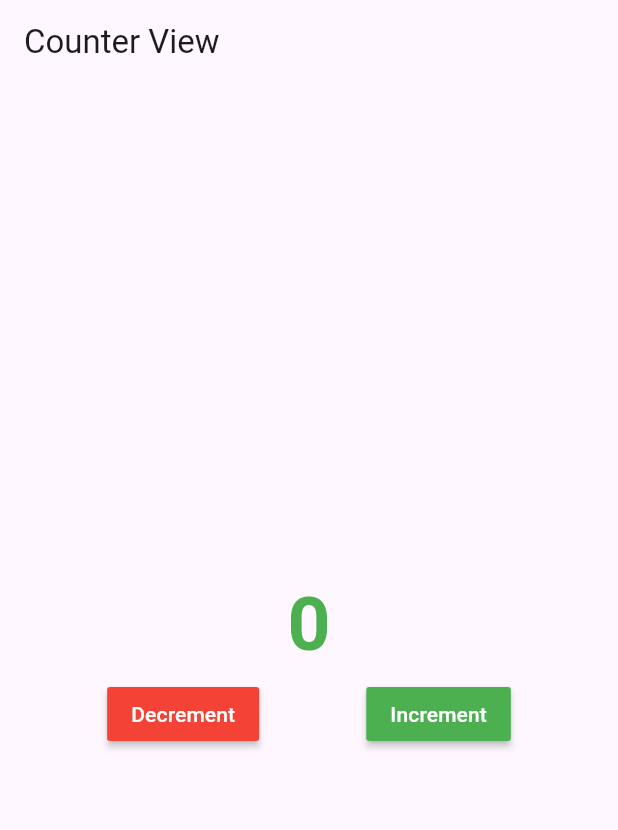
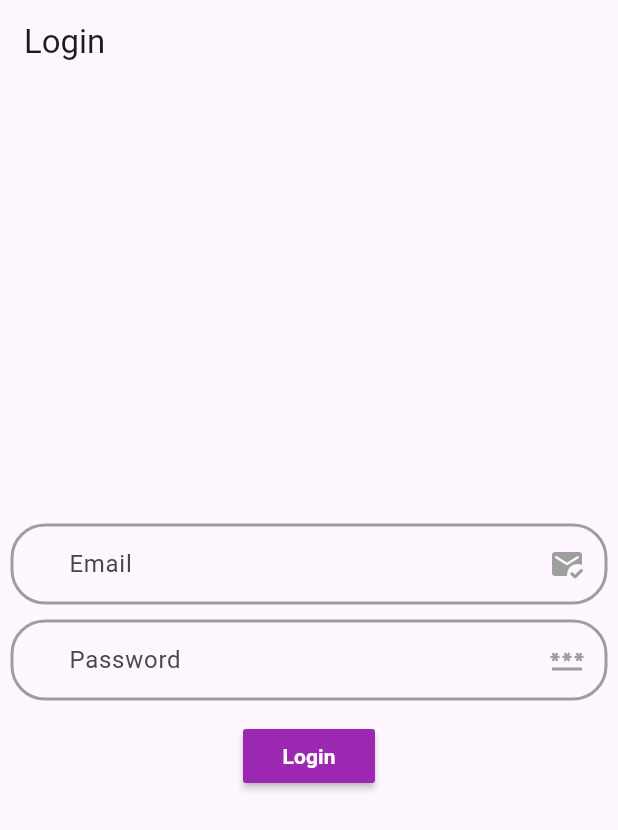
Before and after one commit to master-abhay/Bloc-Tutorial, a Flutter app: the screen it shows after launch, on a phone screen of 412 x 824 dp. Shown: the top 830 px of the screen. Run offline on Flutter 3.47's test engine with Material 3 defaults, Android fonts, the light colour scheme and no system bars; our stand-ins replace bloc, dio, equatable, flutter_bloc, google_fonts, image_picker and 1 more.

Commit message:
login view done

```diff
--- a/lib/bloc/favourite_items/favourite_items_bloc.dart
+++ b/lib/bloc/favourite_items/favourite_items_bloc.dart
@@ -23,7 +23,7 @@ class FavouriteItemsBloc extends Bloc<FavouriteItemsEvent, FavouriteItemsState>
   /// fetch list of items
   void _fetchFavouriteItems(FetchFavouriteItemsEvent event, Emitter<FavouriteItemsState> emit) async{
     favItems = await repository.fetchFavouriteItems();
-    emit(state.copyWith(favItems:  List.from(favItems),apiStatus: ApiStatus.completed,));
+    emit(state.copyWith(favItems:  List.from(favItems),apiStatus: ApiStatus.success,));
   }
 
   /// mark item as favourite
--- /dev/null
+++ b/lib/bloc/login/login_bloc.dart
@@ -0,0 +1,13 @@
+import 'package:bloc/bloc.dart';
+import "package:meta/meta.dart";
+
+part 'login_event.dart';
+part 'login_state.dart';
+
+class LoginBloc extends Bloc<LoginEvent, LoginState> {
+  LoginBloc() : super(LoginInitial()) {
+    on<LoginEvent>((event, emit) {
+      // TODO: implement event handler
+    });
+  }
+}
--- /dev/null
+++ b/lib/bloc/login/login_event.dart
@@ -0,0 +1,4 @@
+part of 'login_bloc.dart';
+
+@immutable
+sealed class LoginEvent {}
--- /dev/null
+++ b/lib/bloc/login/login_state.dart
@@ -0,0 +1,6 @@
+part of 'login_bloc.dart';
+
+@immutable
+sealed class LoginState {}
+
+final class LoginInitial extends LoginState {}
--- a/lib/bloc/posts_(API_s)/posts_bloc.dart
+++ b/lib/bloc/posts_(API_s)/posts_bloc.dart
@@ -19,7 +19,7 @@ class PostsBloc extends Bloc<PostsEvent, PostsState> {
   /// fetch posts
   _getPosts(GetPostsEvent event, Emitter<PostsState> emit)async{
     try{
-     emit(state.copyWith(apiStatus: ApiStatus.completed,message: "Success",postsList:  await repository.getPosts(),),);
+     emit(state.copyWith(apiStatus: ApiStatus.success,message: "Success",postsList:  await repository.getPosts(),),);
     }
     catch(e){
       emit(state.copyWith(apiStatus: ApiStatus.error,message: e.toString(),),);
--- /dev/null
+++ b/lib/core/components/input_borders_hub/input_borders_hub.dart
@@ -0,0 +1,14 @@
+import 'package:flutter/material.dart';
+
+import '../../constants/app_dimensions.dart';
+
+class InputBorderHub {
+  static outlinedInputBorder({Color? borderColor}) => OutlineInputBorder(
+        borderRadius: hugeBorderRadius,
+        borderSide: BorderSide(
+          color: borderColor ?? Colors.grey,
+          width: 2,
+          strokeAlign: 2,
+        ),
+      );
+}
--- /dev/null
+++ b/lib/core/components/text_fields/custom_text_field.dart
@@ -0,0 +1,80 @@
+import 'package:flutter/material.dart';
+import 'package:google_fonts/google_fonts.dart';
+
+import '../../constants/app_dimensions.dart';
+import '../input_borders_hub/input_borders_hub.dart';
+
+class CustomTextField extends StatelessWidget {
+  final TextEditingController controller;
+  final FocusNode focusNode;
+  final FocusNode? nextFocusNode;
+  final IconData? icon;
+  final String? labelText;
+  final String? hintText;
+  final VoidCallback? onTap;
+  final Function(String string)? onChanged;
+  final Function(String string)? onSaved;
+  final VoidCallback? onEditingComplete;
+  final Function(PointerUpEvent pointerUpEvent)? onTapUpOutside;
+  final bool? obscureText;
+  final String? Function(String? string)? validator;
+
+  const CustomTextField({
+    super.key,
+    required this.controller,
+    required this.focusNode,
+    this.nextFocusNode,
+    this.icon,
+    this.labelText,
+    this.hintText,
+    this.onTap,
+    this.onChanged,
+    this.onSaved,
+    this.onEditingComplete,
+    this.onTapUpOutside,
+    this.obscureText,
+    this.validator,
+  });
+
+  @override
+  Widget build(BuildContext context) {
+    return TextFormField(
+      controller: controller,
+      focusNode: focusNode,
+      onTap: onTap,
+      onTapOutside: (pointerDownEvent) => focusNode.unfocus(),
+      onFieldSubmitted: (string) => FocusScope.of(context).requestFocus(nextFocusNode),
+      onChanged: onChanged,
+      onEditingComplete: onEditingComplete,
+      onTapUpOutside: onTapUpOutside,
+      keyboardType: TextInputType.text,
+      cursorColor: Colors.grey,
+      cursorWidth: 1.25,
+      obscureText: obscureText ?? false,
+      validator: validator,
+      decoration: InputDecoration(
+        labelText: labelText ?? "Label",
+        floatingLabelStyle: GoogleFonts.inter(
+          color: Colors.black,
+          fontSize: 12,
+          fontWeight: FontWeight.normal,
+        ),
+        alignLabelWithHint: true,
+        contentPadding: const EdgeInsets.symmetric(
+          horizontal: extraLarge,
+        ),
+        hintText: hintText ?? "Enter hint",
+        suffixIcon: icon != null ?   Icon(
+         icon ??  Icons.emoji_emotions,
+          color: Colors.grey,
+        ) : null ,
+        border: InputBorderHub.outlinedInputBorder(),
+        errorBorder: InputBorderHub.outlinedInputBorder(borderColor: Colors.red),
+        focusedBorder: InputBorderHub.outlinedInputBorder(),
+        focusedErrorBorder: InputBorderHub.outlinedInputBorder(),
+        disabledBorder: InputBorderHub.outlinedInputBorder(),
+        enabledBorder: InputBorderHub.outlinedInputBorder(),
+      ),
+    );
+  }
+}
--- a/lib/core/constants/enum.dart
+++ b/lib/core/constants/enum.dart
@@ -1,2 +1,2 @@
 
-enum ApiStatus{loading,completed,error}
+enum ApiStatus{initial,loading,success,error}
--- a/lib/main.dart
+++ b/lib/main.dart
@@ -8,6 +8,7 @@ import 'package:bloc_tutorial/repository/repository.dart';
 import 'package:bloc_tutorial/ui/counter_example/counter_view.dart';
 import 'package:bloc_tutorial/ui/favourite_items_example/favourite_items_view.dart';
 import 'package:bloc_tutorial/ui/image_picker_example/image_picker_view.dart';
+import 'package:bloc_tutorial/ui/login/login_view.dart';
 import 'package:bloc_tutorial/ui/posts_(API_s)_example/posts_view.dart';
 import 'package:bloc_tutorial/ui/todo_example/todo_view.dart';
 import 'package:flutter/material.dart';
@@ -41,12 +42,13 @@ class MyApp extends StatelessWidget {
           useMaterial3: true,
           // brightness: Brightness.dark
         ),
+        home: const LoginView(),
         // home: const PostsView(),
         // home: const FavouriteItemsView(),
         // home: const TodoView(),
         // home: const ImagePickerView(),
         // home: const SwitchAndSliderExample(),
-        home: const CounterView(),
+        // home: const CounterView(),
       ),
     );
   }
--- /dev/null
+++ b/lib/ui/login/login_view.dart
@@ -0,0 +1,96 @@
+import 'package:bloc_tutorial/core/constants/app_dimensions.dart';
+import 'package:flutter/material.dart';
+
+import '../../core/components/text_fields/custom_text_field.dart';
+
+class LoginView extends StatefulWidget {
+  const LoginView({super.key});
+
+  @override
+  State<LoginView> createState() => _LoginViewState();
+}
+
+class _LoginViewState extends State<LoginView> {
+
+  final GlobalKey<FormState> _formKey = GlobalKey<FormState>();
+
+  final TextEditingController emailController = TextEditingController();
+  final TextEditingController passwordController = TextEditingController();
+
+  final FocusNode emailFocusNode = FocusNode();
+  final FocusNode passwordFocusNode = FocusNode();
+
+  @override
+  Widget build(BuildContext context) {
+    return Scaffold(
+      appBar: AppBar(
+        title: const Text("Login"),
+      ),
+      body: _buildUi(context),
+    );
+  }
+
+  Widget _buildUi(context) {
+    return Padding(
+      padding: kPadding,
+      child: Form(
+        key: _formKey,
+        child: Column(
+          mainAxisAlignment: MainAxisAlignment.center,
+          children: [
+            /// email
+            CustomTextField(
+              controller: emailController,
+              focusNode: emailFocusNode,
+              nextFocusNode: passwordFocusNode,
+              icon: Icons.mark_email_read_rounded,
+              labelText: "Email",
+              hintText: "Enter your email",
+              validator: (value){
+                if(value!.isEmpty){
+                  return "Please enter your email";
+                }
+                return null;
+              },
+            ),
+            mediumHeightSizedBox,
+
+            /// password
+            CustomTextField(
+              controller: passwordController,
+              focusNode: passwordFocusNode,
+              nextFocusNode: null,
+              obscureText: false,
+              icon: Icons.password,
+              labelText: "Password",
+              hintText: "Enter your password",
+              validator: (value){
+                if(value!.isEmpty){
+                  return "Please enter your password";
+                }
+                return null;
+              },
+            ),
+
+            mediumHeightSizedBox,
+            MaterialButton(
+              color: Colors.purple,
+              child: const Text(
+                "Login",
+                style: TextStyle(
+                  color: Colors.white,
+                  fontWeight: FontWeight.bold,
+                ),
+              ),
+              onPressed: () {
+                if(_formKey.currentState?.validate() ?? false){
+
+                }
+              },
+            )
+          ],
+        ),
+      ),
+    );
+  }
+}
--- a/lib/ui/posts_(API_s)_example/posts_view.dart
+++ b/lib/ui/posts_(API_s)_example/posts_view.dart
@@ -36,13 +36,15 @@ class _PostsViewState extends State<PostsView> {
       builder: (context, state) {
         final ApiStatus apiStatus = state.apiStatus;
         switch (apiStatus) {
+          case ApiStatus.initial:
+            return const Center(child: Text("Pull down to refresh or show refresh indicator"));
           case ApiStatus.loading:
             return const Center(child: CircularProgressIndicator());
           case ApiStatus.error:
             return  Center(
               child: Text(state.message),
             );
-          case ApiStatus.completed:
+          case ApiStatus.success:
             return Padding(
               padding: kPadding,
               child: Column(
--- a/pubspec.yaml
+++ b/pubspec.yaml
@@ -41,6 +41,7 @@ dependencies:
   image_picker:
   dio:
   logger:
+  google_fonts:
 
 dev_dependencies:
   flutter_test:
```
Also changed, not shown: lib/core/components/tooltip/gesture_tooltip.dart (added, +35 -0 lines), pubspec.lock, 1 other file.
